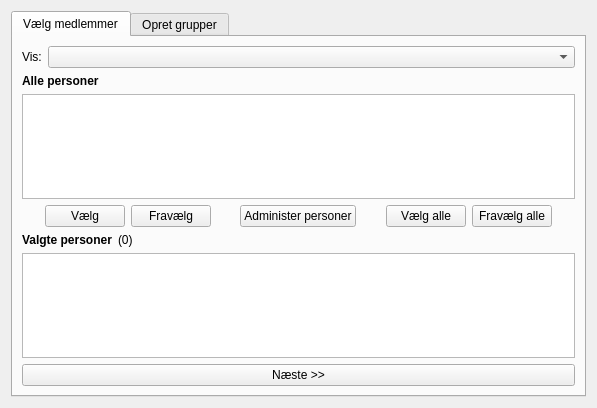
The window that tabs/groupcreator.ui (froksen/opencltoolsv2) describes before a commit, drawn with Qt 5.
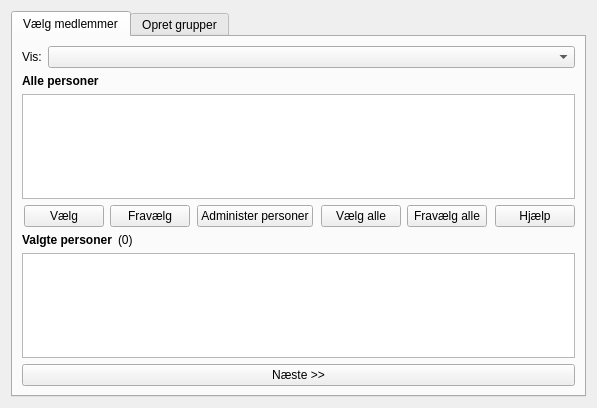
The same window after the commit. Icons and pictures are not drawn.

What changed in the file:
```diff
--- a/tabs/groupcreator.ui
+++ b/tabs/groupcreator.ui
@@ -156,6 +156,16 @@
            </property>
           </spacer>
          </item>
+         <item row="0" column="11">
+          <widget class="QPushButton" name="helpButton1">
+           <property name="toolTip">
+            <string>Åbner en PDF-fil, som viser hvordan du bruger funktionen.</string>
+           </property>
+           <property name="text">
+            <string>Hjælp</string>
+           </property>
+          </widget>
+         </item>
         </layout>
        </item>
        <item>
```
Left out of the diff: 50 changed lines with no effect on the pictures.
